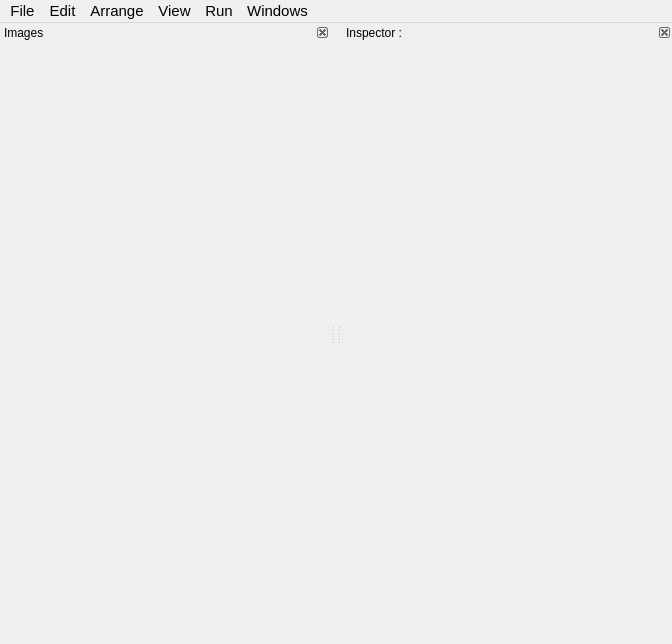
Old version of the form tools/ve2/UI/MainWindow.ui in the repository TrickPlay/Trickplay.
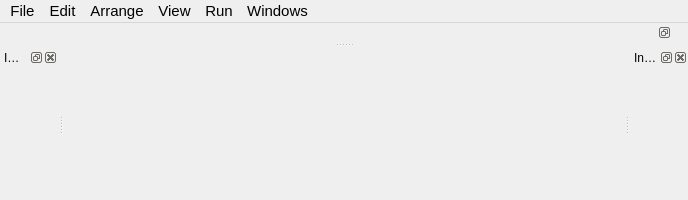
New version of the form.

```diff
--- a/tools/ve2/UI/MainWindow.ui
+++ b/tools/ve2/UI/MainWindow.ui
@@ -9,20 +9,20 @@
    <rect>
     <x>0</x>
     <y>0</y>
-    <width>672</width>
-    <height>644</height>
+    <width>688</width>
+    <height>200</height>
    </rect>
   </property>
   <property name="sizePolicy">
-   <sizepolicy hsizetype="Ignored" vsizetype="Ignored">
+   <sizepolicy hsizetype="Minimum" vsizetype="Minimum">
     <horstretch>0</horstretch>
     <verstretch>0</verstretch>
    </sizepolicy>
   </property>
   <property name="minimumSize">
    <size>
-    <width>200</width>
-    <height>200</height>
+    <width>0</width>
+    <height>0</height>
    </size>
   </property>
   <property name="cursor">
@@ -50,7 +50,7 @@
     <rect>
      <x>0</x>
      <y>0</y>
-     <width>672</width>
+     <width>688</width>
      <height>25</height>
     </rect>
    </property>
@@ -201,8 +201,8 @@
    </property>
    <property name="minimumSize">
     <size>
-     <width>330</width>
-     <height>81</height>
+     <width>0</width>
+     <height>0</height>
     </size>
    </property>
    <property name="font">
@@ -214,7 +214,7 @@
     <enum>Qt::NoContextMenu</enum>
    </property>
    <property name="features">
-    <set>QDockWidget::DockWidgetClosable</set>
+    <set>QDockWidget::AllDockWidgetFeatures</set>
    </property>
    <property name="windowTitle">
     <string>Inspector : </string>
@@ -252,8 +252,8 @@
    </property>
    <property name="minimumSize">
     <size>
-     <width>330</width>
-     <height>81</height>
+     <width>0</width>
+     <height>0</height>
     </size>
    </property>
    <property name="font">
@@ -265,7 +265,7 @@
     <enum>Qt::NoContextMenu</enum>
    </property>
    <property name="features">
-    <set>QDockWidget::DockWidgetClosable</set>
+    <set>QDockWidget::AllDockWidgetFeatures</set>
    </property>
    <property name="windowTitle">
     <string>Images</string>
@@ -291,6 +291,66 @@
     </layout>
    </widget>
   </widget>
+  <widget class="QDockWidget" name="mainMenuDock">
+   <property name="sizePolicy">
+    <sizepolicy hsizetype="Maximum" vsizetype="Maximum">
+     <horstretch>0</horstretch>
+     <verstretch>0</verstretch>
+    </sizepolicy>
+   </property>
+   <property name="minimumSize">
+    <size>
+     <width>0</width>
+     <height>0</height>
+    </size>
+   </property>
+   <property name="maximumSize">
+    <size>
+     <width>672</width>
+     <height>50</height>
+    </size>
+   </property>
+   <property name="floating">
+    <bool>true</bool>
+   </property>
+   <property name="features">
+    <set>QDockWidget::DockWidgetFloatable|QDockWidget::DockWidgetMovable</set>
+   </property>
+   <property name="windowTitle">
+    <string/>
+   </property>
+   <attribute name="dockWidgetArea">
+    <number>4</number>
+   </attribute>
+   <widget class="QWidget" name="mainMenuContainer">
+    <property name="maximumSize">
+     <size>
+      <width>672</width>
+      <height>25</height>
+     </size>
+    </property>
+    <property name="font">
+     <font>
+      <pointsize>9</pointsize>
+     </font>
+    </property>
+    <widget class="QWidget" name="gridLayoutWidget">
+     <property name="geometry">
+      <rect>
+       <x>4</x>
+       <y>0</y>
+       <width>665</width>
+       <height>31</height>
+      </rect>
+     </property>
+     <layout class="QGridLayout" name="mainMenuLayout">
+      <property name="spacing">
+       <number>0</number>
+      </property>
+     </layout>
+    </widget>
+   </widget>
+  </widget>
   <action name="actionExit">
    <property name="text">
     <string>Exit</string>
```
Left out of the diff: 6 changed lines with no effect on the pictures.
